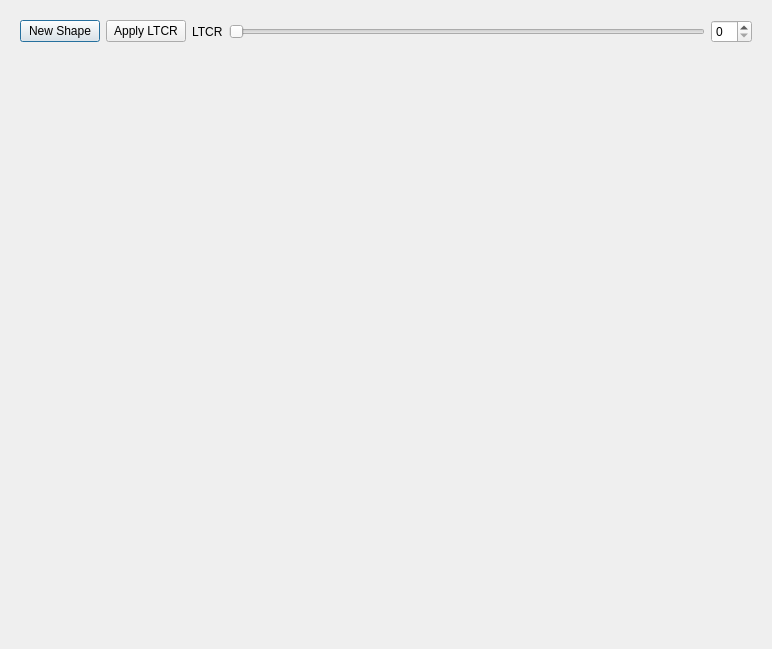
The window that Splines.ui (porkmarks/mthesis) describes before a commit, drawn with Qt 5.
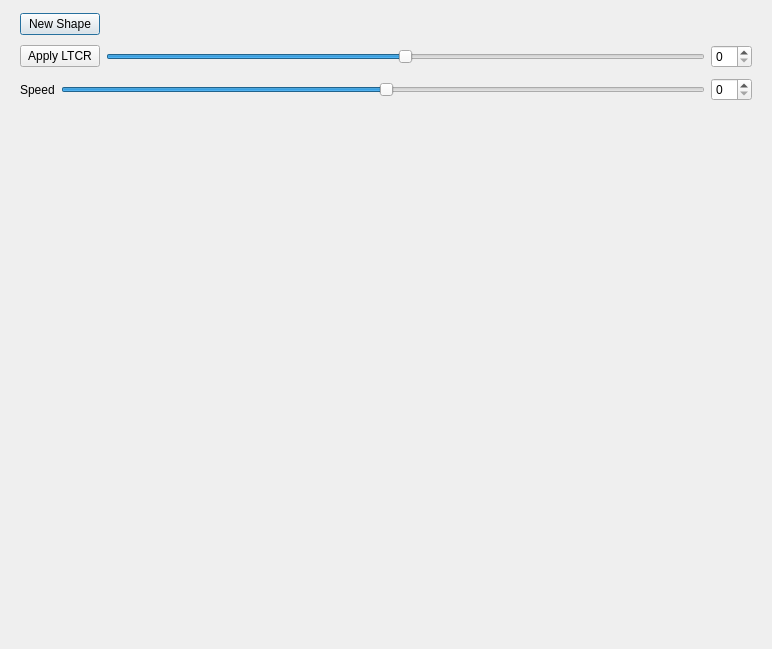
The same window after the commit.

Patch:
```diff
--- a/Splines.ui
+++ b/Splines.ui
@@ -15,14 +15,20 @@
   </property>
   <layout class="QVBoxLayout" name="verticalLayout">
    <item>
-    <widget class="QWidget" name="widget" native="true">
+    <widget class="QWidget" name="widget_2" native="true">
      <property name="sizePolicy">
       <sizepolicy hsizetype="Preferred" vsizetype="Fixed">
        <horstretch>0</horstretch>
        <verstretch>0</verstretch>
       </sizepolicy>
      </property>
-     <layout class="QHBoxLayout" name="horizontalLayout">
+     <layout class="QHBoxLayout" name="horizontalLayout_2">
+      <property name="topMargin">
+       <number>2</number>
+      </property>
+      <property name="bottomMargin">
+       <number>2</number>
+      </property>
       <item>
        <widget class="QPushButton" name="newShape">
         <property name="text">
@@ -31,24 +37,51 @@
        </widget>
       </item>
       <item>
+       <spacer name="horizontalSpacer">
+        <property name="orientation">
+         <enum>Qt::Horizontal</enum>
+        </property>
+        <property name="sizeHint" stdset="0">
+         <size>
+          <width>647</width>
+          <height>2</height>
+         </size>
+        </property>
+       </spacer>
+      </item>
+     </layout>
+    </widget>
+   </item>
+   <item>
+    <widget class="QWidget" name="widget" native="true">
+     <property name="sizePolicy">
+      <sizepolicy hsizetype="Preferred" vsizetype="Fixed">
+       <horstretch>0</horstretch>
+       <verstretch>0</verstretch>
+      </sizepolicy>
+     </property>
+     <layout class="QHBoxLayout" name="horizontalLayout">
+      <property name="topMargin">
+       <number>2</number>
+      </property>
+      <property name="bottomMargin">
+       <number>2</number>
+      </property>
+      <item>
        <widget class="QPushButton" name="applyLTCR">
         <property name="text">
          <string>Apply LTCR</string>
         </property>
        </widget>
       </item>
-      <item>
-       <widget class="QLabel" name="label">
-        <property name="text">
-         <string>LTCR</string>
-        </property>
-       </widget>
-      </item>
       <item>
        <widget class="QSlider" name="ltcr">
         <property name="maximum">
          <number>100</number>
         </property>
+        <property name="value">
+         <number>50</number>
+        </property>
         <property name="orientation">
          <enum>Qt::Horizontal</enum>
         </property>
@@ -60,6 +93,44 @@
      </layout>
     </widget>
    </item>
+   <item>
+    <widget class="QWidget" name="widget_3" native="true">
+     <property name="sizePolicy">
+      <sizepolicy hsizetype="Preferred" vsizetype="Fixed">
+       <horstretch>0</horstretch>
+       <verstretch>0</verstretch>
+      </sizepolicy>
+     </property>
+     <layout class="QHBoxLayout" name="horizontalLayout_3">
+      <property name="topMargin">
+       <number>2</number>
+      </property>
+      <property name="bottomMargin">
+       <number>2</number>
+      </property>
+      <item>
+       <widget class="QLabel" name="label_2">
+        <property name="text">
+         <string>Speed</string>
+        </property>
+       </widget>
+      </item>
+      <item>
+       <widget class="QSlider" name="speed">
+        <property name="value">
+         <number>50</number>
+        </property>
+        <property name="orientation">
+         <enum>Qt::Horizontal</enum>
+        </property>
+       </widget>
+      </item>
+      <item>
+       <widget class="QSpinBox" name="speedValue"/>
+      </item>
+     </layout>
+    </widget>
+   </item>
    <item>
     <widget class="QWidget" name="splines" native="true"/>
    </item>
```
Left out of the diff: 16 changed lines with no effect on the pictures.
